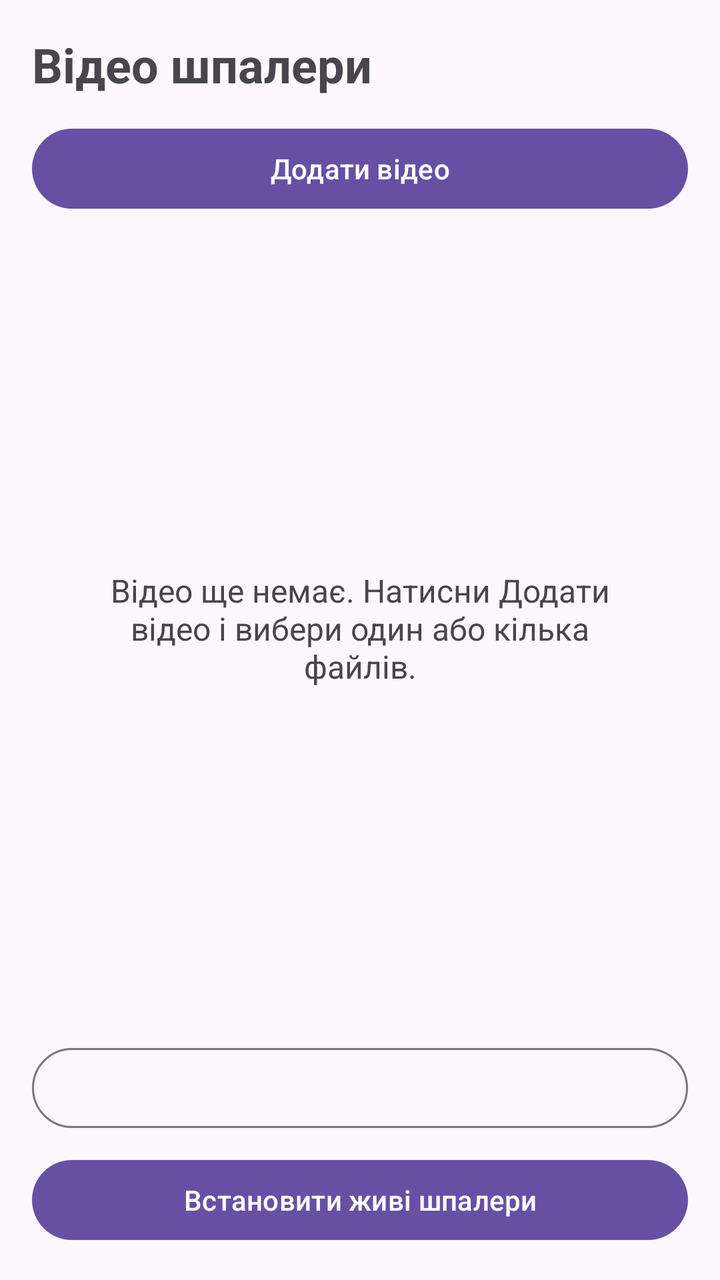
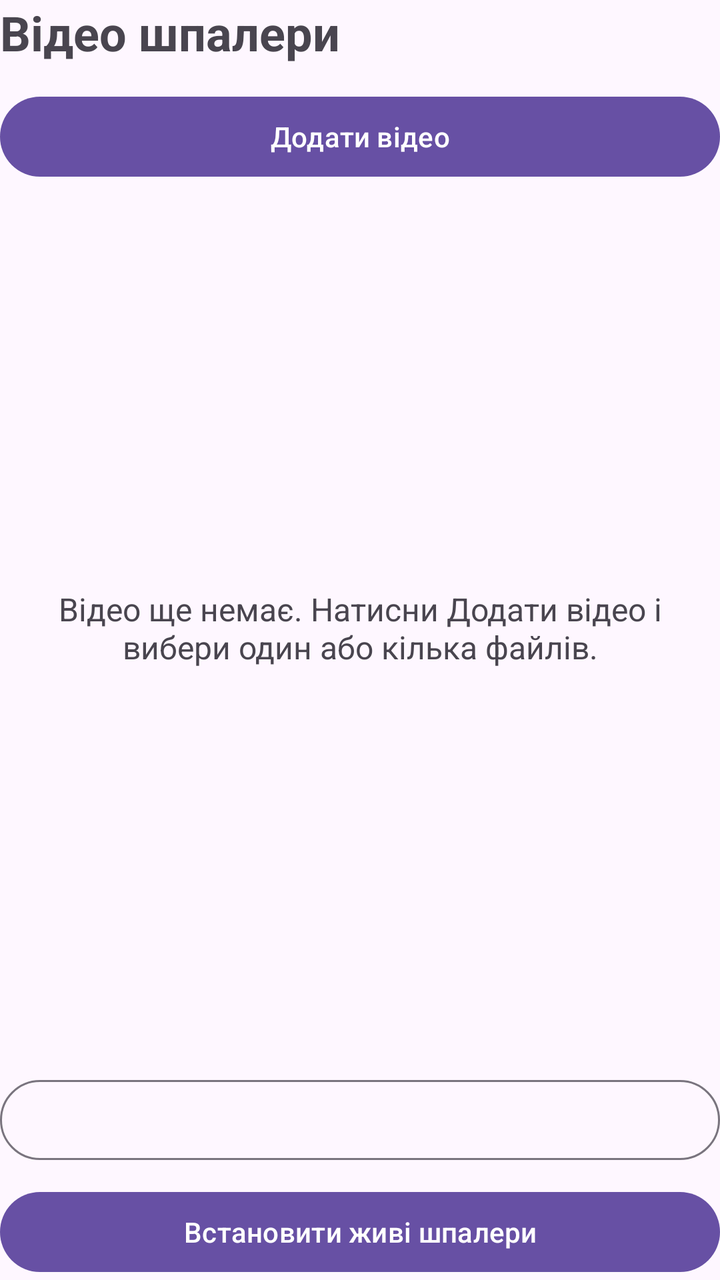

An Android layout rendered at two revisions. The XML below is the earlier revision; the diff shows what the commit changed to produce the second picture.
<!-- AndroidManifest.xml: application theme Theme.VideoWallpaper -->
<!-- res/layout/activity_main.xml -->
<?xml version="1.0" encoding="utf-8"?>
<LinearLayout xmlns:android="http://schemas.android.com/apk/res/android"
    android:layout_width="match_parent"
    android:layout_height="match_parent"
    android:orientation="vertical"
    android:padding="16dp">

    <TextView
        android:layout_width="match_parent"
        android:layout_height="wrap_content"
        android:layout_marginBottom="12dp"
        android:text="@string/app_name"
        android:textSize="24sp"
        android:textStyle="bold" />

    <com.google.android.material.button.MaterialButton
        android:id="@+id/btnAdd"
        android:layout_width="match_parent"
        android:layout_height="wrap_content"
        android:text="@string/add_videos" />

    <ProgressBar
        android:id="@+id/progress"
        style="@style/Widget.AppCompat.ProgressBar.Horizontal"
        android:layout_width="match_parent"
        android:layout_height="wrap_content"
        android:indeterminate="true"
        android:visibility="gone" />

    <FrameLayout
        android:layout_width="match_parent"
        android:layout_height="0dp"
        android:layout_weight="1">

        <androidx.recyclerview.widget.RecyclerView
            android:id="@+id/list"
            android:layout_width="match_parent"
            android:layout_height="match_parent" />

        <TextView
            android:id="@+id/empty"
            android:layout_width="match_parent"
            android:layout_height="match_parent"
            android:gravity="center"
            android:padding="24dp"
            android:text="@string/empty_hint"
            android:textSize="16sp" />
    </FrameLayout>

    <com.google.android.material.button.MaterialButton
        android:id="@+id/btnMute"
        style="@style/Widget.Material3.Button.OutlinedButton"
        android:layout_width="match_parent"
        android:layout_height="wrap_content"
        android:layout_marginBottom="8dp" />

    <com.google.android.material.button.MaterialButton
        android:id="@+id/btnSet"
        android:layout_width="match_parent"
        android:layout_height="wrap_content"
        android:text="@string/set_wallpaper" />
</LinearLayout>
<!-- resources referenced by this layout -->
<resources>
  <string name="add_videos">Додати відео</string>
  <string name="app_name">Відео шпалери</string>
  <string name="empty_hint">Відео ще немає. Натисни Додати відео і вибери один або кілька файлів.</string>
  <string name="set_wallpaper">Встановити живі шпалери</string>
  <style name="Theme.VideoWallpaper" parent="Theme.Material3.DayNight.NoActionBar" />
</resources>

<!-- the commit's change to res/layout/activity_main.xml (unified diff, before → after) -->
@@ -1,9 +1,9 @@
 <?xml version="1.0" encoding="utf-8"?>
 <LinearLayout xmlns:android="http://schemas.android.com/apk/res/android"
+    android:id="@+id/root"
     android:layout_width="match_parent"
     android:layout_height="match_parent"
-    android:orientation="vertical"
-    android:padding="16dp">
+    android:orientation="vertical">
 
     <TextView
         android:layout_width="match_parent"
